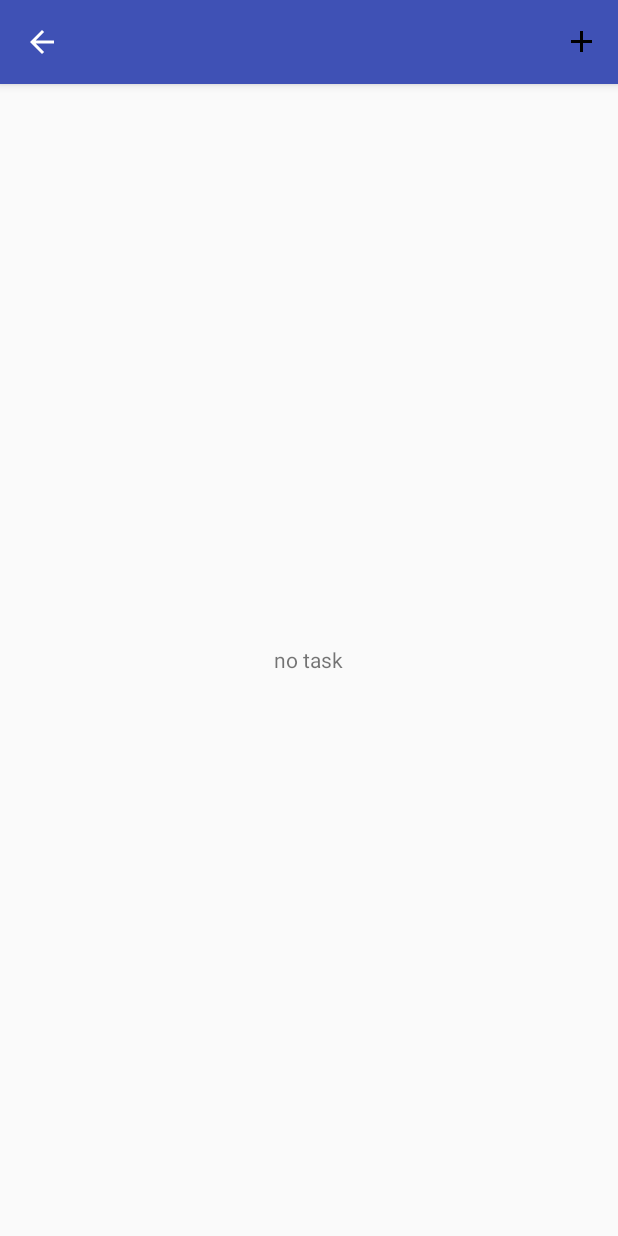
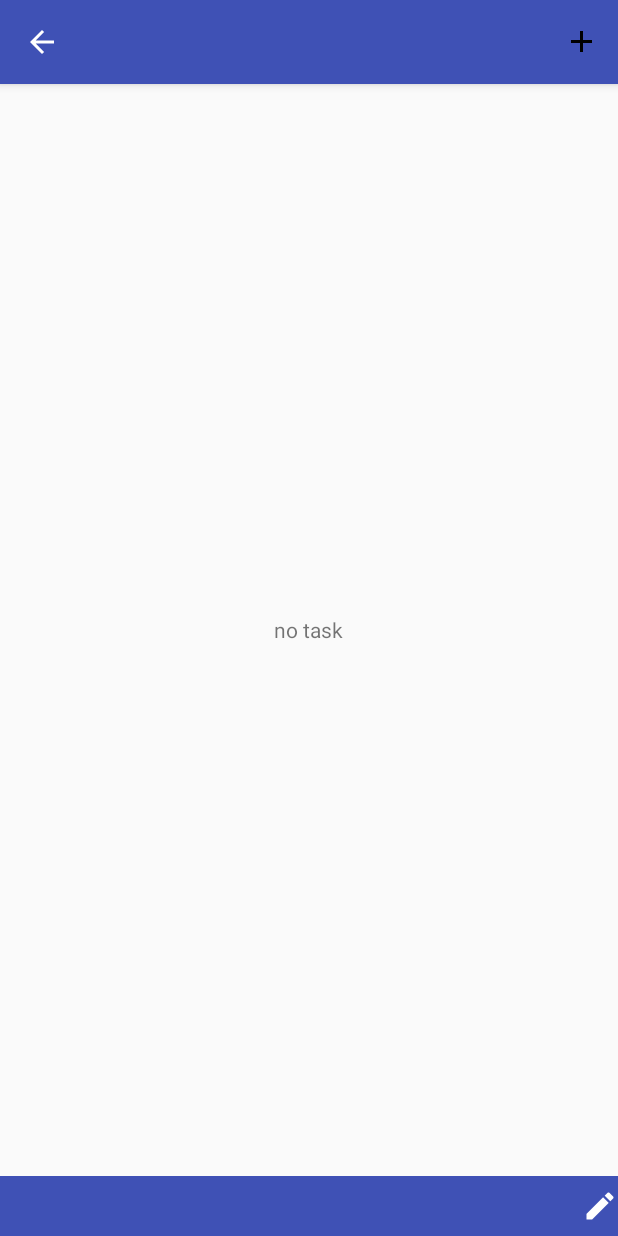
Before and after one commit to huirong628/mytodo, an Android app: the TaskFragment screen opened directly, with no data from a screen before it, on a phone screen of 412 x 824 dp. Run offline under Robolectric (Android 15) with nearby library versions, the phone set to English and light mode, and no system bars.

Commit message:
task编辑界面UI修改

```diff
--- a/app/src/main/java/com/android/huirongzhang/todo/task/TaskFragment.java
+++ b/app/src/main/java/com/android/huirongzhang/todo/task/TaskFragment.java
@@ -13,6 +13,7 @@ import android.view.MenuInflater;
 import android.view.MenuItem;
 import android.view.View;
 import android.view.ViewGroup;
+import android.widget.ImageView;
 import android.widget.LinearLayout;
 import android.widget.ListView;
 
@@ -28,7 +29,7 @@ import java.util.List;
 /**
  * Created by HuirongZhang on 16/4/9.
  */
-public class TaskFragment extends Fragment implements TaskContract.View {
+public class TaskFragment extends Fragment implements TaskContract.View, View.OnClickListener {
 
     public static final String ARGUMENT_FOLDER_ID = "FOLDER_ID";
 
@@ -41,6 +42,8 @@ public class TaskFragment extends Fragment implements TaskContract.View {
     private int mFolderId;
 
     private TaskAdapter mListAdapter;
+
+    private ImageView mCreateView;
 
     public static TaskFragment newInstance() {
         return new TaskFragment();
@@ -66,6 +69,9 @@ public class TaskFragment extends Fragment implements TaskContract.View {
     public View onCreateView(LayoutInflater inflater, @Nullable ViewGroup container, @Nullable Bundle savedInstanceState) {
         View root = inflater.inflate(R.layout.task_fragment, container, false);
 
+        mCreateView = (ImageView) root.findViewById(R.id.task_create);
+        mCreateView.setOnClickListener(this);
+
         //set up tasks view
         ListView listView = (ListView) root.findViewById(R.id.tasks_list);
         mTasksView = (LinearLayout) root.findViewById(R.id.tasks);
@@ -90,6 +96,13 @@ public class TaskFragment extends Fragment implements TaskContract.View {
     public void onResume() {
         super.onResume();
         mPresenter.loadTasks(mFolderId);
+    }
+
+    @Override
+    public void onClick(View view) {
+        if (view.getId() == R.id.task_create) {
+            mPresenter.setAction(TaskFilterType.TASK_ADD);
+        }
     }
 
     @Override
--- a/app/src/main/res/layout/task_fragment.xml
+++ b/app/src/main/res/layout/task_fragment.xml
@@ -6,12 +6,13 @@
 
     <RelativeLayout
         android:layout_width="match_parent"
-        android:layout_height="match_parent">
+        android:layout_height="wrap_content"
+        android:layout_weight="1">
 
         <LinearLayout
             android:id="@+id/tasks"
             android:layout_width="match_parent"
-            android:layout_height="match_parent">
+            android:layout_height="wrap_content">
 
             <ListView
                 android:id="@+id/tasks_list"
@@ -37,4 +38,21 @@
         </LinearLayout>
 
     </RelativeLayout>
+
+    <LinearLayout
+        android:layout_width="match_parent"
+        android:layout_height="40dp"
+        android:layout_alignParentBottom="true"
+        android:background="#3F51B5"
+        android:gravity="right|center"
+        android:orientation="horizontal">
+
+        <ImageView
+            android:id="@+id/task_create"
+            android:layout_width="wrap_content"
+            android:layout_height="wrap_content"
+            android:src="@drawable/ic_create_white_24dp" />
+
+    </LinearLayout>
+
 </LinearLayout>
```
Also changed, not shown: app/src/main/res/layout/add_edit_task_fragment.xml (+5 -8 lines), app/src/main/res/drawable-hdpi/ic_create_white_24dp.png (added), app/src/main/res/drawable-mdpi/ic_create_white_24dp.png (added), app/src/main/res/drawable-xhdpi/ic_create_white_24dp.png (added), app/src/main/res/drawable-xxhdpi/ic_create_white_24dp.png (added), app/src/main/res/drawable-xxxhdpi/ic_create_white_24dp.png (added).
